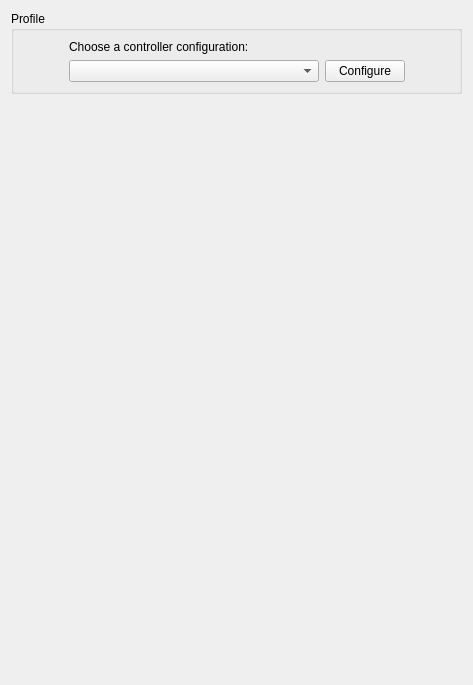
Above: src/yuzu/configuration/configure_input_simple.ui from yuzu-emu-mirror/yuzu before the change. Below: the same form after it.
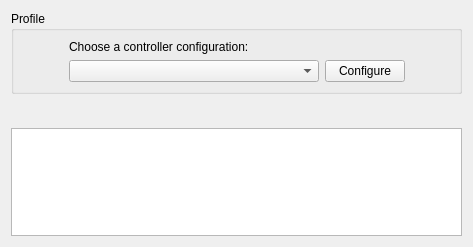
That is the form after the change.

Commit message: configure_input_simple: Add support for checking configuration errors

```diff
--- a/src/yuzu/configuration/configure_input_simple.ui
+++ b/src/yuzu/configuration/configure_input_simple.ui
@@ -7,7 +7,7 @@
     <x>0</x>
     <y>0</y>
     <width>473</width>
-    <height>685</height>
+    <height>247</height>
    </rect>
   </property>
   <property name="windowTitle">
@@ -90,6 +90,16 @@
      </property>
     </spacer>
    </item>
+   <item>
+    <widget class="QTextBrowser" name="error_view">
+     <property name="maximumSize">
+      <size>
+       <width>16777215</width>
+       <height>120</height>
+      </size>
+     </property>
+    </widget>
+   </item>
   </layout>
  </widget>
  <resources/>
```
The commit also changes 2 other files.
